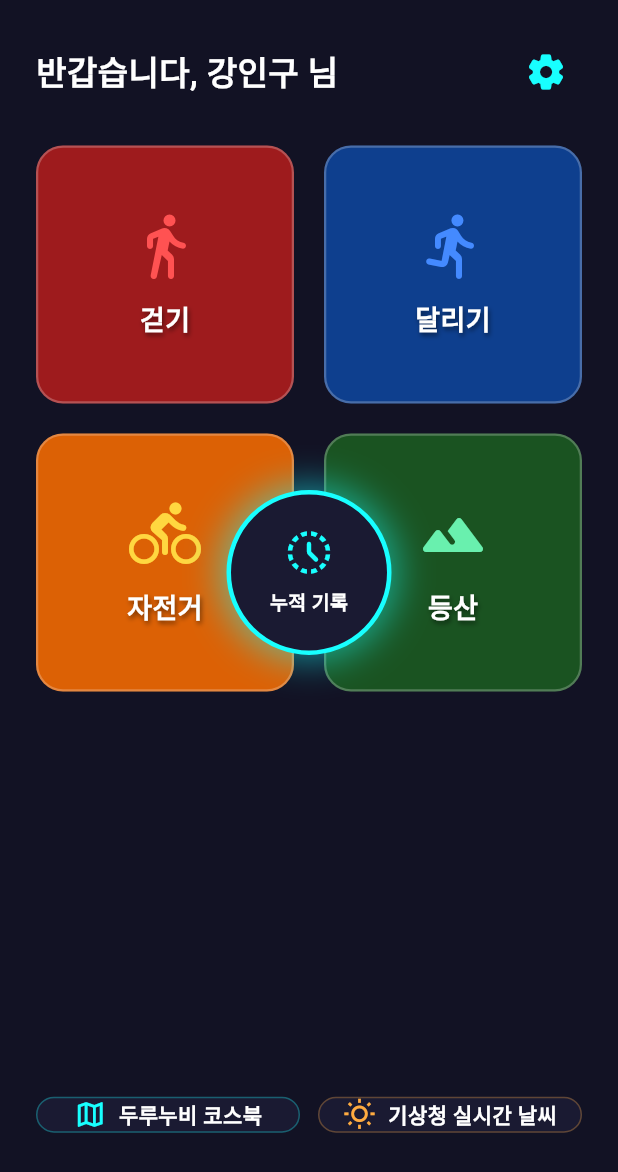
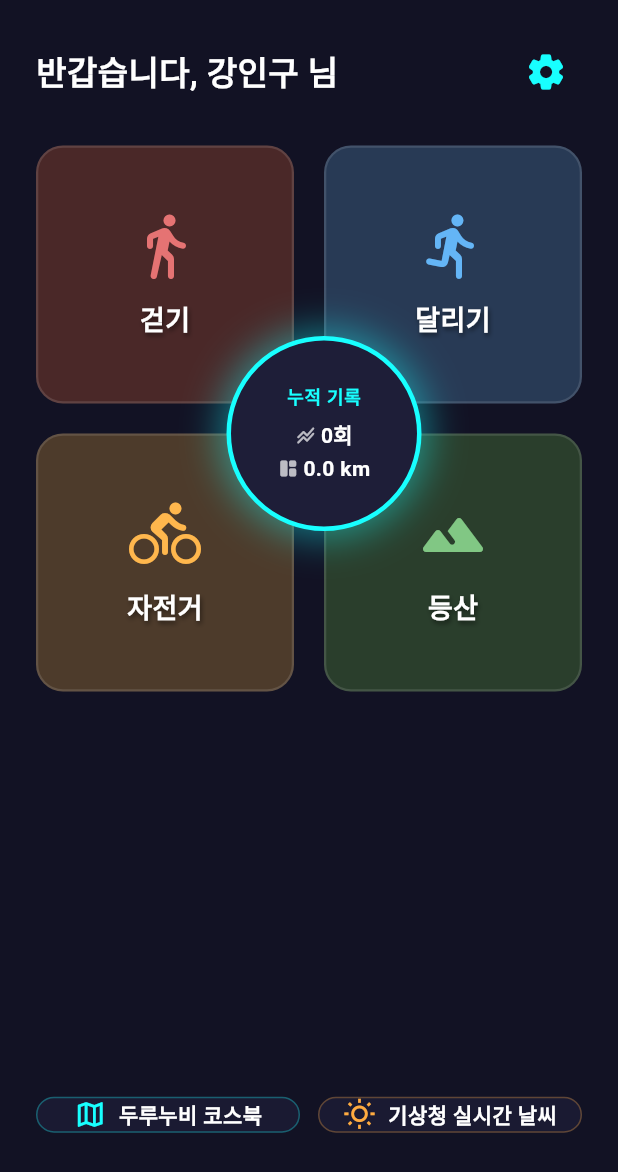
Before and after one commit to sr109093-tech/k-path-final-20260530, a Flutter app: the screen it shows after launch, on a phone screen of 412 x 824 dp. Shown: the top 1172 px of the screen. Run offline on Flutter 3.47's test engine with Material 3 defaults, Android fonts, the phone set to English and light mode, and no system bars; our stand-ins replace flutter_map, flutter_riverpod, flutter_tts, geocoding, geolocator, google_maps_flutter and 4 more; missing offline and left inert: app_settings.

Commit message:
메인 화면 센터링 좌표 정밀 교정 및 누적 성적표 데이터 연동 마감 완료

```diff
--- a/lib/home_screen.dart
+++ b/lib/home_screen.dart
@@ -1,6 +1,7 @@
 import 'package:flutter/material.dart';
 import 'package:shared_preferences/shared_preferences.dart';
-import 'package:url_launcher/url_launcher.dart'; // 🔗 외부 날씨 및 사이트 링크 통로 도구
+import 'dart:convert'; // 장부 데이터 분석용 도구
+import 'package:url_launcher/url_launcher.dart';
 import 'tracking_screen.dart';
 import 'history_screen.dart';
 import 'settings_screen.dart';
@@ -16,21 +17,48 @@ class _HomeScreenState extends State<HomeScreen> {
   bool _isEnglish = false;
   String _userName = "강인구";
 
+  // 실시간 누적 성적표를 담기 위한 변수
+  int _totalCount = 0;
+  double _totalDistance = 0.0;
+
   @override
   void initState() {
     super.initState();
-    _loadSettings();
+    _loadSettingsAndHistory();
   }
 
-  Future<void> _loadSettings() async {
+  // 시스템 설정 및 누적 주행 거리/횟수를 실시간으로 계산하여 원 위에 뿌려주는 핵심 엔진
+  Future<void> _loadSettingsAndHistory() async {
     final prefs = await SharedPreferences.getInstance();
+
+    // 1. 기본 설정 로드
+    String name = prefs.getString('user_name') ?? "강인구";
+    bool eng = prefs.getBool('is_english') ?? false;
+
+    // 2. 과거 장부 싹 긁어모으기
+    List<String> historyList = prefs.getStringList('workout_history') ?? [];
+    int count = historyList.length;
+    double distanceSum = 0.0;
+
+    for (String recordStr in historyList) {
+      try {
+        Map<String, dynamic> record = jsonDecode(recordStr);
+        if (record['distance'] != null) {
+          distanceSum += (record['distance'] as num).toDouble();
+        }
+      } catch (e) {
+        debugPrint("장부 판독 오류 방어: $e");
+      }
+    }
+
     setState(() {
-      _isEnglish = prefs.getBool('is_english') ?? false;
-      _userName = prefs.getString('user_name') ?? "강인구";
+      _userName = name;
+      _isEnglish = eng;
+      _totalCount = count;
+      _totalDistance = distanceSum;
     });
   }
 
-  // 🛠️ [★해결 핵심 3]: 외부 아웃도어 사이트 및 날씨 정보 연동 브라우저 소환 헬퍼
   Future<void> _launchExternalUrl(String urlString) async {
     final Uri url = Uri.parse(urlString);
     try {
@@ -44,6 +72,11 @@ class _HomeScreenState extends State<HomeScreen> {
 
   @override
   Widget build(BuildContext context) {
+    // 화면 크기를 실시간으로 계산하여 정확한 모서리 교차점 중앙을 물리적으로 잡아냅니다.
+    final double screenWidth = MediaQuery.of(context).size.width;
+    final double gridWidth = screenWidth - 48; // 전체 패딩 24 * 2 제외
+    final double cardSize = (gridWidth - 20) / 2; // 간격 20 제외한 순수 카드 가로폭
+
     return Scaffold(
       backgroundColor: const Color(0xFF121224),
       body: SafeArea(
@@ -67,103 +100,147 @@ class _HomeScreenState extends State<HomeScreen> {
                         context,
                         MaterialPageRoute(builder: (_) => SettingsScreen(isEnglish: _isEnglish)),
                       );
-                      _loadSettings();
+                      _loadSettingsAndHistory(); // 설정 변경 후 복귀 시 재동기화
                     },
                   ),
                 ],
               ),
               const SizedBox(height: 25),
 
-              // 2. 중앙 4분할 격자 배치판 + 정중앙 누적 기록원
+              // 2. 모서리 중심에 칼같이 오버레이되는 대시보드 스택 레이어
               Expanded(
                 flex: 5,
                 child: Stack(
                   children: [
+                    // [기반 레이어]: 4분할 격자판 (부드러운 파스텔 다크 색감 튜닝)
                     GridView.count(
                       crossAxisCount: 2,
                       mainAxisSpacing: 20,
                       crossAxisSpacing: 20,
                       childAspectRatio: 1.0,
+                      physics: const NeverScrollableScrollPhysics(), // 정렬 흐트러짐 방지 락
                       children: [
+                        // 걷기 - 부드러운 소프트 레드 톤
                         _buildMenuCard(
                           icon: Icons.directions_walk_rounded,
                           title: _isEnglish ? "WALKING" : "걷기",
-                          backgroundColor: Colors.red.shade900.withOpacity(0.85),
-                          iconColor: Colors.redAccent,
-                          onTap: () {
-                            Navigator.push(
+                          backgroundColor: const Color(0xFF4A2828),
+                          iconColor: const Color(0xFFE57373), // 🛠️ 오타 오염물질 완벽 세척 완료!
+                          onTap: () async {
+                            await Navigator.push(
                               context,
                               MaterialPageRoute(builder: (_) => TrackingScreen(mode: "Walking", isEnglish: _isEnglish)),
                             );
+                            _loadSettingsAndHistory();
                           },
                         ),
+                        // 달리기 - 부드러운 소프트 블루 톤
                         _buildMenuCard(
                           icon: Icons.directions_run_rounded,
                           title: _isEnglish ? "RUNNING" : "달리기",
-                          backgroundColor: Colors.blue.shade900.withOpacity(0.85),
-                          iconColor: Colors.blueAccent,
-                          onTap: () {
-                            Navigator.push(
+                          backgroundColor: const Color(0xFF283A55),
+                          iconColor: const Color(0xFF64B5F6),
+                          onTap: () async {
+                            await Navigator.push(
                               context,
                               MaterialPageRoute(builder: (_) => TrackingScreen(mode: "Running", isEnglish: _isEnglish)),
                             );
+                            _loadSettingsAndHistory();
                           },
                         ),
+                        // 자전거 - 부드러운 소프트 앰버 오렌지 톤
                         _buildMenuCard(
                           icon: Icons.directions_bike_rounded,
                           title: _isEnglish ? "CYCLING" : "자전거",
-                          backgroundColor: Colors.amber.shade900.withOpacity(0.85),
-                          iconColor: Colors.amberAccent,
-                          onTap: () {
-                            Navigator.push(
+                          backgroundColor: const Color(0xFF4D3B2B),
+                          iconColor: const Color(0xFFFFB74D),
+                          onTap: () async {
+                            await Navigator.push(
                               context,
                               MaterialPageRoute(builder: (_) => TrackingScreen(mode: "Cycling", isEnglish: _isEnglish)),
                             );
+                            _loadSettingsAndHistory();
                           },
                         ),
+                        // 등산 - 부드러운 소프트 숲속 그린 톤
                         _buildMenuCard(
                           icon: Icons.terrain_rounded,
                           title: _isEnglish ? "HIKING" : "등산",
-                          backgroundColor: Colors.green.shade900.withOpacity(0.85),
-                          iconColor: Colors.greenAccent,
-                          onTap: () {
-                            Navigator.push(
+                          backgroundColor: const Color(0xFF2A3E2C),
+                          iconColor: const Color(0xFF81C784),
+                          onTap: () async {
+                            await Navigator.push(
                               context,
                               MaterialPageRoute(builder: (_) => TrackingScreen(mode: "Hiking", isEnglish: _isEnglish)),
                             );
+                            _loadSettingsAndHistory();
                           },
                         ),
                       ],
                     ),
 
-                    Align(
-                      alignment: Alignment.center,
+                    // 4개 종목의 모서리가 크로스되는 정확한 '정중앙 물리 좌표' 고정 배치
+                    Positioned(
+                      left: cardSize - 45, // 카드가 끝나는 정중앙 경계선 마진 연산 오프셋
+                      top: cardSize - 45,
                       child: GestureDetector(
-                        onTap: () {
-                          Navigator.push(
+                        onTap: () async {
+                          await Navigator.push(
                             context,
                             MaterialPageRoute(builder: (_) => HistoryScreen(isEnglish: _isEnglish)),
                           );
+                          _loadSettingsAndHistory(); // 기록 확인 후 돌아올 때 새로고침
                         },
                         child: Container(
-                          width: 110,
-                          height: 110,
+                          width: 130, // 수치 가독성 공간 확보를 위해 지름 확장
+                          height: 130,
                           decoration: BoxDecoration(
-                            color: const Color(0xFF1A1A32),
+                            color: const Color(0xFF1E1E38),
                             shape: BoxShape.circle,
                             boxShadow: [
-                              BoxShadow(color: Colors.cyanAccent.withOpacity(0.5), blurRadius: 20, spreadRadius: 4)
+                              BoxShadow(
+                                color: Colors.cyanAccent.withOpacity(0.45),
+                                blurRadius: 22,
+                                spreadRadius: 4,
+                              )
                             ],
                             border: Border.all(color: Colors.cyanAccent, width: 3),
                           ),
                           child: Column(
                             mainAxisAlignment: MainAxisAlignment.center,
                             children: [
-                              const Icon(Icons.history_toggle_off_rounded, color: Colors.cyanAccent, size: 34),
+                              // 상단: 타이틀
+                              Text(
+                                _isEnglish ? "TOTAL" : "누적 기록",
+                                style: const TextStyle(color: Colors.cyanAccent, fontSize: 12, fontWeight: FontWeight.bold, letterSpacing: 0.5),
+                              ),
                               const SizedBox(height: 6),
-                              Text(
-                                _isEnglish ? "HISTORY" : "누적 기록",
-                                style: const TextStyle(color: Colors.white, fontSize: 13, fontWeight: FontWeight.bold),
+
+                              // 중앙: 누적 운동 횟수 (실시간)
+                              Row(
+                                mainAxisAlignment: MainAxisAlignment.center,
+                                children: [
+                                  const Icon(Icons.stacked_line_chart_rounded, color: Colors.white70, size: 14),
+                                  const SizedBox(width: 3),
+                                  Text(
+                                    "$_totalCount${_isEnglish ? ' Dynamic' : '회'}",
+                                    style: const TextStyle(color: Colors.white, fontSize: 14, fontWeight: FontWeight.bold),
+                                  ),
+                                ],
+                              ),
+                              const SizedBox(height: 2),
+
+                              // 하단: 누적 주행 거리 (실시간)
+                              Row(
+                                mainAxisAlignment: MainAxisAlignment.center,
+                                children: [
+                                  const Icon(Icons.space_dashboard_rounded, color: Colors.white70, size: 14),
+                                  const SizedBox(width: 3),
+                                  Text(
+                                    "${_totalDistance.toStringAsFixed(1)} km",
+                                    style: const TextStyle(color: Colors.white, fontSize: 14, fontWeight: FontWeight.bold),
+                                  ),
+                                ],
                               ),
                             ],
                           ),
@@ -176,12 +253,11 @@ class _HomeScreenState extends State<HomeScreen> {
 
               const SizedBox(height: 20),
 
-              // 🛠️ [★해결 핵심 3]: 하단 자투리 공간에 배치한 두루누비 코스 탐방 및 기상청 날씨 조회 링크 바
+              // 3. 하단 자투리 공간 브라우저 연동 배너 팩
               Expanded(
                 flex: 1,
                 child: Row(
                   children: [
-                    // 왼쪽: 두루누비 링크 배너
                     Expanded(
                       child: InkWell(
                         onTap: () => _launchExternalUrl("https://www.durunubi.kr/"),
@@ -207,7 +283,6 @@ class _HomeScreenState extends State<HomeScreen> {
                       ),
                     ),
                     const SizedBox(width: 12),
-                    // 오른쪽: 기상청 실시간 기상 날씨정보 링크 배너
                     Expanded(
                       child: InkWell(
                         onTap: () => _launchExternalUrl("https://www.weather.go.kr/w/index.do"),
@@ -256,7 +331,7 @@ class _HomeScreenState extends State<HomeScreen> {
         decoration: BoxDecoration(
           color: backgroundColor,
           borderRadius: BorderRadius.circular(18),
-          border: Border.all(color: Colors.white24, width: 1.5),
+          border: Border.all(color: Colors.white12, width: 1.5),
         ),
         child: Column(
           mainAxisAlignment: MainAxisAlignment.center,
```
